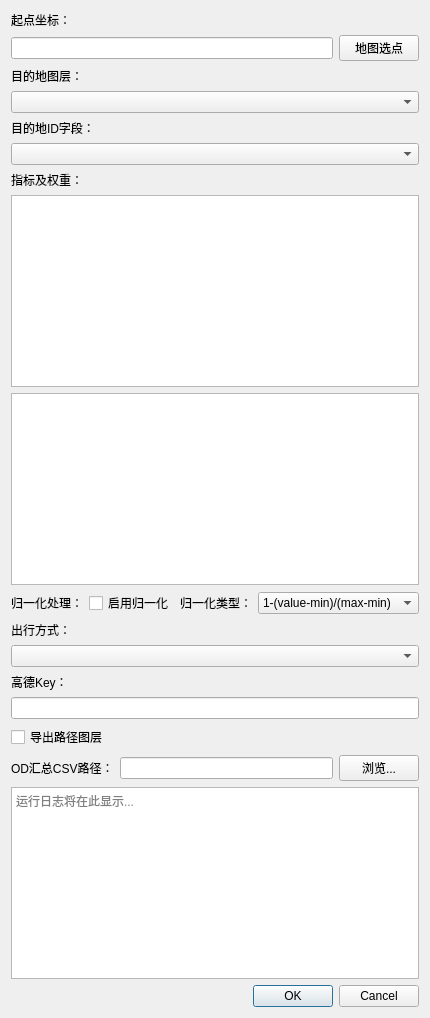
Old version of the form choose_my_destination_dialog_base.ui in the repository maritimeday/choose_my_destination.
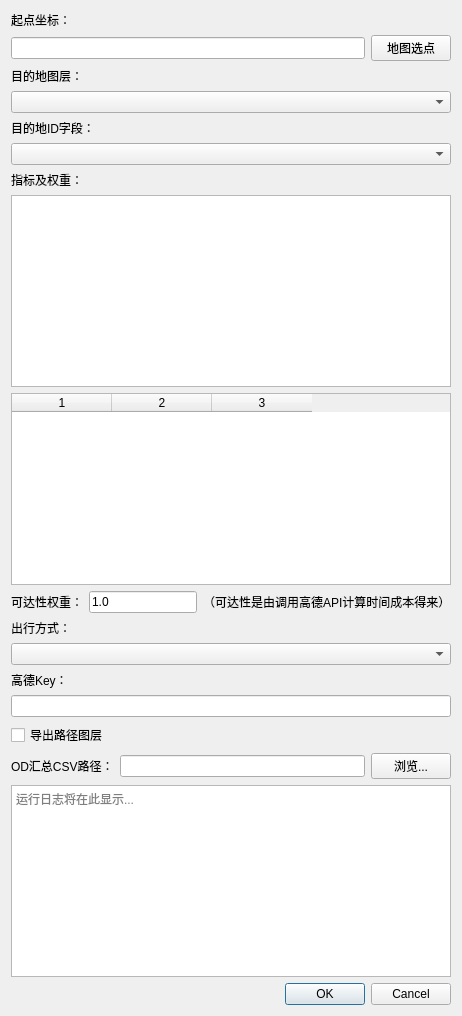
New version of the form.

Commit message: 更新选择目的地对话框，调整字段权重表格，增加归一化方式列，移除归一化设置相关代码，优化主逻辑以使用新的字段设置和可达性权重。

What changed in the file:
```diff
--- a/choose_my_destination_dialog_base.ui
+++ b/choose_my_destination_dialog_base.ui
@@ -64,45 +64,60 @@
     </widget>
    </item>
    <item>
-    <widget class="QTableWidget" name="tableWidget_fields"/>
+    <widget class="QTableWidget" name="tableWidget_fields">
+     <property name="columnCount">
+      <number>3</number>
+     </property>
+     <property name="horizontalHeaderLabels">
+      <stringlist>
+       <string>字段名</string>
+       <string>权重</string>
+       <string>归一化方式</string>
+      </stringlist>
+     </property>
+     <property name="sizePolicy">
+      <sizepolicy hsizetype="Expanding" vsizetype="Preferred">
+       <horstretch>1</horstretch>
+       <verstretch>0</verstretch>
+      </sizepolicy>
+     </property>
+     <property name="horizontalScrollBarPolicy">
+      <enum>Qt::ScrollBarAlwaysOff</enum>
+     </property>
+     <property name="verticalScrollBarPolicy">
+      <enum>Qt::ScrollBarAsNeeded</enum>
+     </property>
+     <property name="minimumWidth">
+      <number>400</number>
+     </property>
+     <property name="minimumHeight">
+      <number>80</number>
+     </property>
+    </widget>
    </item>
    <item>
     <layout class="QHBoxLayout" name="horizontalLayout_normalize">
      <item>
       <widget class="QLabel" name="label_normalize">
        <property name="text">
-        <string>归一化处理：</string>
+        <string>可达性权重：</string>
        </property>
       </widget>
      </item>
      <item>
-      <widget class="QCheckBox" name="checkBox_normalize">
+      <widget class="QLineEdit" name="lineEdit_accessibility_weight">
        <property name="text">
-        <string>启用归一化</string>
+        <string>1.0</string>
        </property>
       </widget>
      </item>
      <item>
       <widget class="QLabel" name="label_normalize_type">
        <property name="text">
-        <string>归一化类型：</string>
+        <string>（可达性是由调用高德API计算时间成本得来）</string>
        </property>
       </widget>
      </item>
-     <item>
-      <widget class="QComboBox" name="comboBox_normalize_type">
-       <item>
-        <property name="text">
-         <string>1-(value-min)/(max-min)</string>
-        </property>
-       </item>
-       <item>
-        <property name="text">
-         <string>(value-min)/(max-min)</string>
-        </property>
-       </item>
-      </widget>
-     </item>
     </layout>
    </item>
    <item>
```
Left out of the diff: 8 changed lines with no effect on the pictures. The commit also changes 4 other files.
